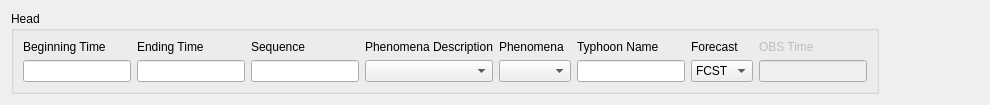
Above: tafor/components/ui/sigmet_head.ui from up1and/tafor before the change. Below: the same form after it.
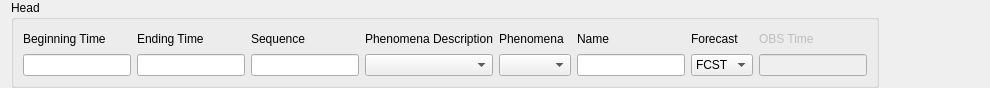
That is the form after the change.

Patch:
```diff
--- a/tafor/components/ui/sigmet_head.ui
+++ b/tafor/components/ui/sigmet_head.ui
@@ -14,6 +14,12 @@
    <string notr="true">Sigmet</string>
   </property>
   <layout class="QVBoxLayout" name="verticalLayout">
+   <property name="topMargin">
+    <number>0</number>
+   </property>
+   <property name="bottomMargin">
+    <number>0</number>
+   </property>
    <item>
     <widget class="QGroupBox" name="headGroup">
      <property name="sizePolicy">
@@ -68,7 +74,7 @@
       <item row="0" column="5">
        <widget class="QLabel" name="typhoonNameLabel">
         <property name="text">
-         <string>Typhoon Name</string>
+         <string notr="true">Name</string>
         </property>
         <property name="buddy">
          <cstring>typhoonName</cstring>
```
Left out of the diff: 8 changed lines with no effect on the pictures.
